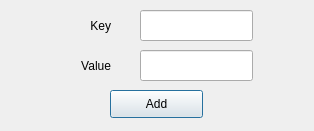
The window that ui/add_environment_variable.ui (d-benvenuti/xes-refmodel-pipeline-generator) describes before a commit, drawn with Qt 5.
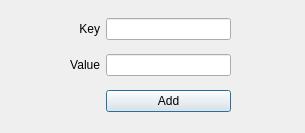
The same window after the commit.

Commit message: Started improving UI with layouts and fixed a bug happening while closing the dialog window to delete or link objects.

```diff
--- a/ui/add_environment_variable.ui
+++ b/ui/add_environment_variable.ui
@@ -6,23 +6,26 @@
    <rect>
     <x>0</x>
     <y>0</y>
-    <width>314</width>
-    <height>131</height>
+    <width>305</width>
+    <height>133</height>
    </rect>
   </property>
   <property name="windowTitle">
    <string>Add Environment Variable</string>
   </property>
   <widget class="QWidget" name="centralwidget">
-   <widget class="QLabel" name="label_key">
+   <widget class="QWidget" name="">
     <property name="geometry">
      <rect>
       <x>70</x>
       <y>10</y>
-      <width>41</width>
-      <height>31</height>
+      <width>161</width>
+      <height>111</height>
      </rect>
     </property>
+    <layout class="QGridLayout" name="gridLayout">
+     <item row="0" column="0">
+      <widget class="QLabel" name="label_key">
     <property name="layoutDirection">
      <enum>Qt::RightToLeft</enum>
     </property>
@@ -33,31 +36,12 @@
      <set>Qt::AlignRight|Qt::AlignTrailing|Qt::AlignVCenter</set>
     </property>
    </widget>
-   <widget class="QLabel" name="label_value">
-    <property name="geometry">
-     <rect>
-      <x>80</x>
-      <y>50</y>
-      <width>31</width>
-      <height>31</height>
-     </rect>
-    </property>
-    <property name="text">
-     <string>Value</string>
-    </property>
-    <property name="alignment">
-     <set>Qt::AlignRight|Qt::AlignTrailing|Qt::AlignVCenter</set>
-    </property>
-   </widget>
+     </item>
+     <item row="0" column="1">
+      <widget class="QLineEdit" name="lineEdit_key"/>
+     </item>
+     <item row="2" column="1">
    <widget class="QPushButton" name="add_button">
-    <property name="geometry">
-     <rect>
-      <x>110</x>
-      <y>90</y>
-      <width>93</width>
-      <height>28</height>
-     </rect>
-    </property>
     <property name="text">
      <string>Add</string>
     </property>
@@ -68,25 +52,21 @@
      <bool>true</bool>
     </property>
    </widget>
-   <widget class="QLineEdit" name="lineEdit_key">
-    <property name="geometry">
-     <rect>
-      <x>140</x>
-      <y>10</y>
-      <width>113</width>
-      <height>31</height>
-     </rect>
-    </property>
-   </widget>
-   <widget class="QLineEdit" name="lineEdit_value">
-    <property name="geometry">
-     <rect>
-      <x>140</x>
-      <y>50</y>
-      <width>113</width>
-      <height>31</height>
-     </rect>
-    </property>
+     </item>
+     <item row="1" column="0">
+      <widget class="QLabel" name="label_value">
+       <property name="text">
+        <string>Value</string>
+       </property>
+       <property name="alignment">
+        <set>Qt::AlignRight|Qt::AlignTrailing|Qt::AlignVCenter</set>
+       </property>
+      </widget>
+     </item>
+     <item row="1" column="1">
+      <widget class="QLineEdit" name="lineEdit_value"/>
+     </item>
+    </layout>
    </widget>
   </widget>
  </widget>
```
Lines whose indentation alone changed are shown as unchanged. The commit also changes 18 other files.
